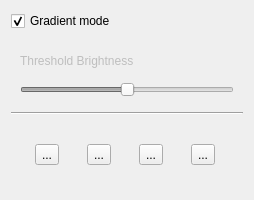
The window that src/widgets/panels/image-panel.ui (flux3dp/swiftray) describes before a commit, drawn with Qt 5.
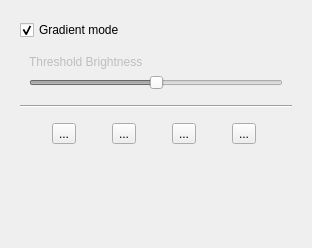
The same window after the commit. Icons and pictures are not drawn.

The edit to the form file:
```diff
--- a/src/widgets/panels/image-panel.ui
+++ b/src/widgets/panels/image-panel.ui
@@ -9,10 +9,16 @@
    <rect>
     <x>0</x>
     <y>0</y>
-    <width>254</width>
-    <height>200</height>
+    <width>312</width>
+    <height>248</height>
    </rect>
   </property>
+  <property name="minimumSize">
+   <size>
+    <width>312</width>
+    <height>0</height>
+   </size>
+  </property>
   <property name="windowTitle">
    <string>Frame</string>
   </property>
@@ -27,6 +33,24 @@
   </property>
   <layout class="QVBoxLayout" name="verticalLayout">
    <item>
+    <widget class="QScrollArea" name="scrollArea">
+     <property name="frameShape">
+      <enum>QFrame::NoFrame</enum>
+     </property>
+     <property name="widgetResizable">
+      <bool>true</bool>
+     </property>
+     <widget class="QWidget" name="scrollAreaWidgetContents">
+      <property name="geometry">
+       <rect>
+        <x>0</x>
+        <y>-7</y>
+        <width>273</width>
+        <height>231</height>
+       </rect>
+      </property>
+      <layout class="QVBoxLayout" name="verticalLayout_4">
+       <item>
     <widget class="QCheckBox" name="gradientCheckBox">
      <property name="text">
       <string>Gradient mode</string>
@@ -190,6 +214,23 @@
        </layout>
       </item>
      </layout>
+        </widget>
+       </item>
+       <item>
+        <spacer name="verticalSpacer">
+         <property name="orientation">
+          <enum>Qt::Vertical</enum>
+         </property>
+         <property name="sizeHint" stdset="0">
+          <size>
+           <width>20</width>
+           <height>40</height>
+          </size>
+         </property>
+        </spacer>
+       </item>
+      </layout>
+     </widget>
     </widget>
    </item>
   </layout>
```
Lines whose indentation alone changed are shown as unchanged.
